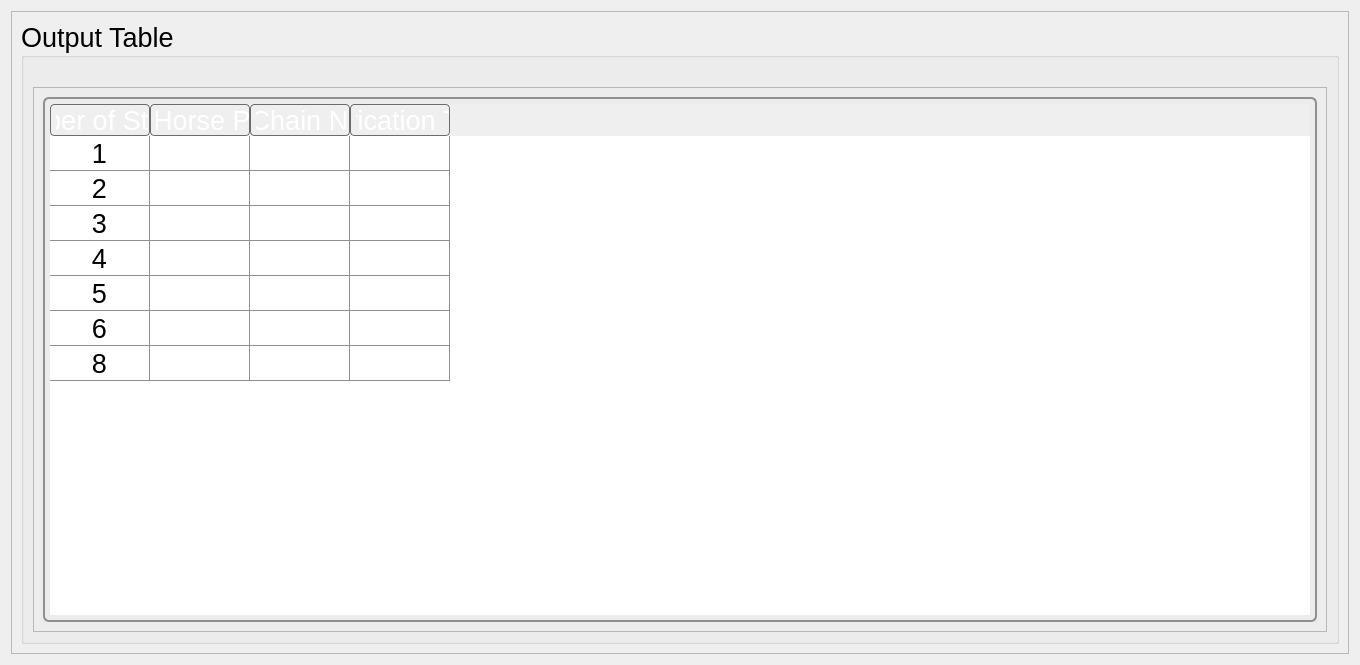
Before: the Qt Designer form ha_table.ui in Ah00ra/HNNS, drawn with Qt 5.
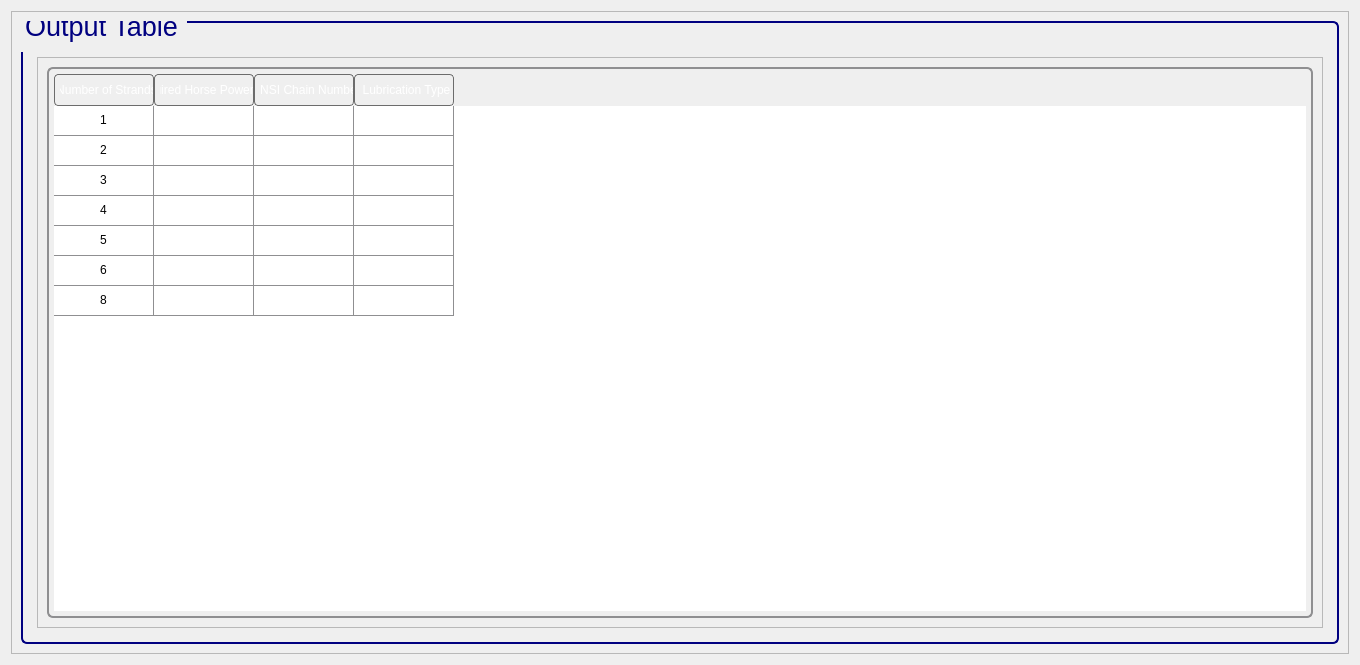
After: the same form once the commit is applied.

Diff of the .ui file:
```diff
--- a/ha_table.ui
+++ b/ha_table.ui
@@ -34,6 +34,28 @@
           <bold>false</bold>
          </font>
         </property>
+        <property name="styleSheet">
+         <string notr="true">QGroupBox {
+    border: 2px solid navy;
+    border-radius: 6px;
+    background-color: qlineargradient(x1:0, y1:0, x2:0, y2:1,
+                                      stop:0 #f6f7fa, stop:1 #dadbde);
+    font: 20pt &quot;Segoe UI&quot;;
+    padding: 5px; /* add padding inside the group box */
+    color: black;
+}
+QGroupBox::title {
+    subcontrol-origin: margin;
+    subcontrol-position: top left;
+    padding-left: 0px;
+    padding-right: 5px;
+    padding-top: 0px;
+    margin-top: -20px;  /* shift title up */
+    color: navy;
+    font-weight: bold;
+}
+</string>
+        </property>
         <property name="title">
          <string>Output Table</string>
         </property>
```
